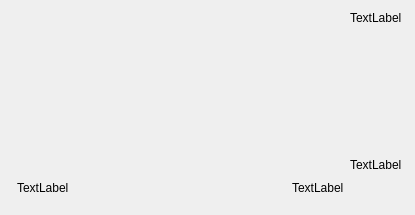
KDE/krita, file krita/plugins/paintops/libpaintop/wdgcurveoption.ui: the form before one commit.
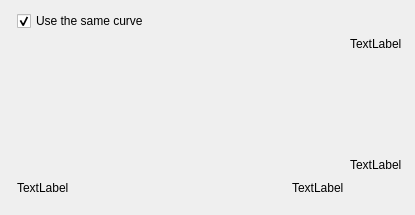
The form after the commit. Custom widgets are drawn as their Qt base class.

Commit message: add a checkbox to select between one curve per sensor, or one global curve

The edit to the form file:
```diff
--- a/krita/plugins/paintops/libpaintop/wdgcurveoption.ui
+++ b/krita/plugins/paintops/libpaintop/wdgcurveoption.ui
@@ -11,10 +11,10 @@
    </rect>
   </property>
   <layout class="QGridLayout" name="gridLayout">
-   <item row="0" column="0" rowspan="5">
-    <widget class="KisMultiSensorsSelector" name="sensorSelector"/>
+   <item row="0" column="0" rowspan="6">
+    <widget class="KisMultiSensorsSelector" name="sensorSelector" native="true"/>
    </item>
-   <item row="0" column="1" rowspan="3" colspan="3">
+   <item row="1" column="1" rowspan="3" colspan="3">
     <widget class="KisCurveWidget" name="curveWidget" native="true">
      <property name="sizePolicy">
       <sizepolicy hsizetype="Preferred" vsizetype="Expanding">
@@ -24,14 +24,14 @@
      </property>
     </widget>
    </item>
-   <item row="0" column="4">
-    <widget class="QLabel" name="label_ymax">
-     <property name="text">
-      <string>TextLabel</string>
-     </property>
-    </widget>
-   </item>
    <item row="1" column="4">
+    <widget class="QLabel" name="label_ymax">
+     <property name="text">
+      <string>TextLabel</string>
+     </property>
+    </widget>
+   </item>
+   <item row="2" column="4">
     <spacer name="verticalSpacer">
      <property name="orientation">
       <enum>Qt::Vertical</enum>
@@ -44,21 +44,21 @@
      </property>
     </spacer>
    </item>
-   <item row="2" column="4">
+   <item row="3" column="4">
     <widget class="QLabel" name="label_ymin">
      <property name="text">
       <string>TextLabel</string>
      </property>
     </widget>
    </item>
-   <item row="3" column="1">
+   <item row="4" column="1">
     <widget class="QLabel" name="label_xmin">
      <property name="text">
       <string>TextLabel</string>
      </property>
     </widget>
    </item>
-   <item row="3" column="2">
+   <item row="4" column="2">
     <spacer name="horizontalSpacer">
      <property name="orientation">
       <enum>Qt::Horizontal</enum>
@@ -71,14 +71,14 @@
      </property>
     </spacer>
    </item>
-   <item row="3" column="3">
+   <item row="4" column="3">
     <widget class="QLabel" name="label_xmax">
      <property name="text">
       <string>TextLabel</string>
      </property>
     </widget>
    </item>
-   <item row="4" column="2">
+   <item row="5" column="2">
     <spacer name="verticalSpacer_2">
      <property name="orientation">
       <enum>Qt::Vertical</enum>
@@ -94,6 +94,16 @@
      </property>
     </spacer>
    </item>
+   <item row="0" column="1">
+    <widget class="QCheckBox" name="checkBoxOneCurve">
+     <property name="text">
+      <string>Use the same curve</string>
+     </property>
+     <property name="checked">
+      <bool>true</bool>
+     </property>
+    </widget>
+   </item>
   </layout>
  </widget>
  <customwidgets>
```
